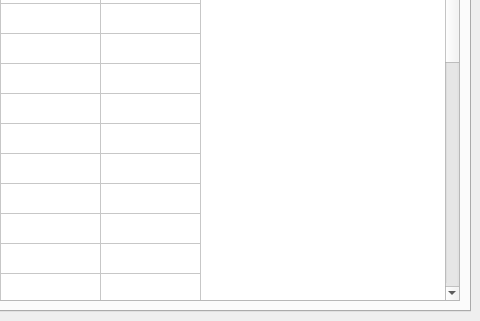
This is mainwindow.ui in crocomo83/OgameHelper as Qt 5 draws it before an edit; both pictures show x 320 to 800 and y 279 to 600 of the 800 by 600 pixel window. The edited form follows.
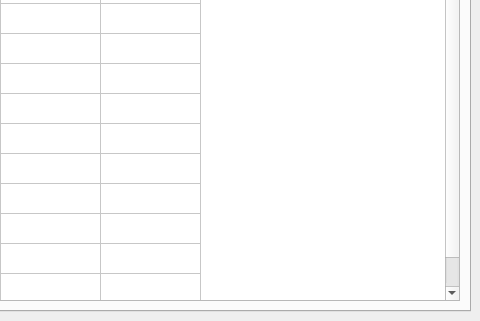
This is the edited form.

```diff
--- a/mainwindow.ui
+++ b/mainwindow.ui
@@ -534,7 +534,7 @@
           <item>
            <widget class="QTableWidget" name="fleetTab">
             <property name="rowCount">
-             <number>30</number>
+             <number>17</number>
             </property>
             <property name="columnCount">
              <number>5</number>
@@ -562,19 +562,6 @@
             <row/>
             <row/>
             <row/>
-            <row/>
-            <row/>
-            <row/>
-            <row/>
-            <row/>
-            <row/>
-            <row/>
-            <row/>
-            <row/>
-            <row/>
-            <row/>
-            <row/>
-            <row/>
             <column/>
             <column/>
             <column/>
```
